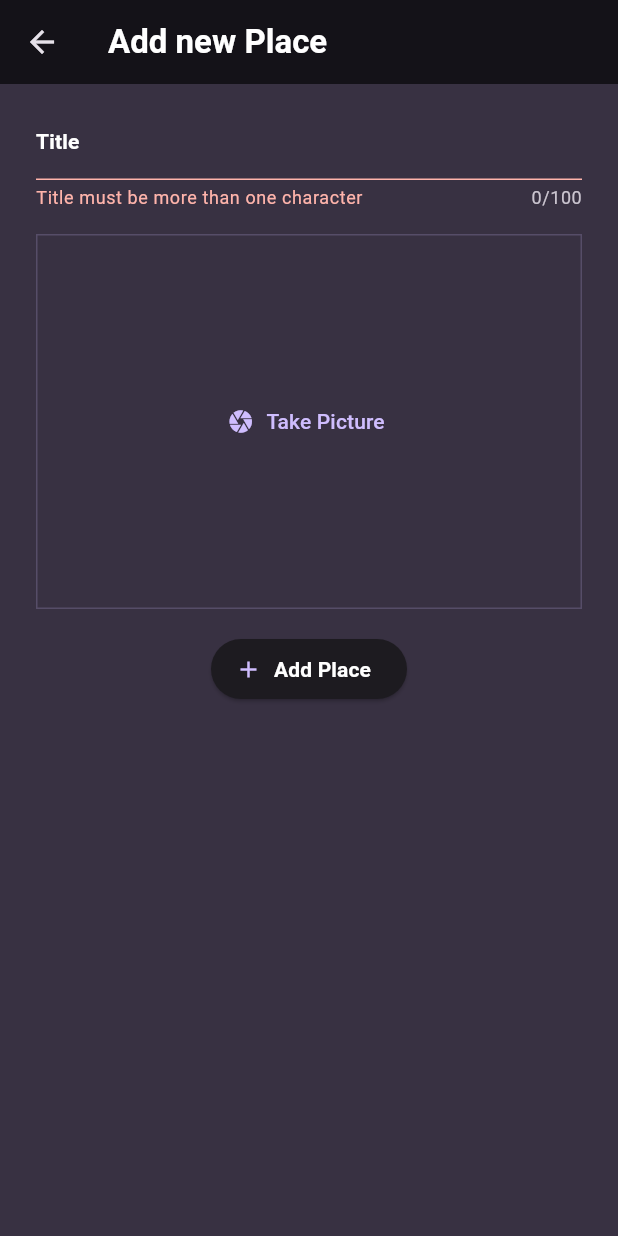
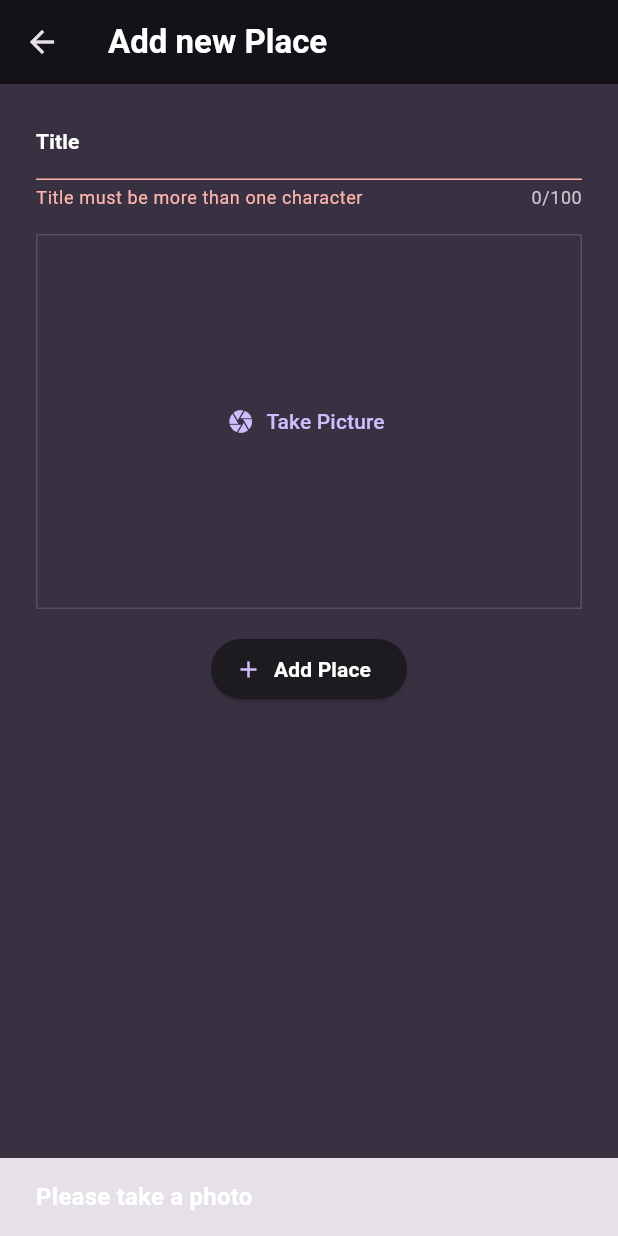
Before and after one commit to cocahonka/flutter-training-favorite-places, a Flutter app: the NewPlaceScreen screen opened directly, after a tap on "Add Place", on a phone screen of 412 x 824 dp. Run offline on Flutter 3.47's test engine with Material 3 defaults, Android fonts, the phone set to English and light mode, and no system bars; our stand-ins replace google_fonts, image_picker.

```diff
--- a/lib/models/place.dart
+++ b/lib/models/place.dart
@@ -1,11 +1,17 @@
+import 'dart:io';
+
 import 'package:flutter/foundation.dart';
 
 @immutable
 class Place {
-  const Place({required this.id, required this.title});
+  Place({
+    required this.title,
+    required this.image,
+  }) : id = DateTime.now().toIso8601String();
 
   final String id;
   final String title;
+  final File image;
 
   @override
   int get hashCode => Object.hash(id, title);
--- a/lib/scopes/places_scope.dart
+++ b/lib/scopes/places_scope.dart
@@ -1,4 +1,5 @@
 import 'dart:collection';
+import 'dart:io';
 
 import 'package:favorite_places/models/place.dart';
 import 'package:flutter/material.dart';
@@ -8,10 +9,13 @@ class _PlacesModel extends ChangeNotifier {
 
   UnmodifiableListView<Place> get places => UnmodifiableListView(_places);
 
-  void addPlace({required String title}) {
+  void addPlace({
+    required String title,
+    required File image,
+  }) {
     final place = Place(
-      id: DateTime.now().toIso8601String(),
       title: title,
+      image: image,
     );
     _places.insert(0, place);
     notifyListeners();
--- a/lib/screens/new_place_screen.dart
+++ b/lib/screens/new_place_screen.dart
@@ -1,3 +1,5 @@
+import 'dart:io';
+
 import 'package:favorite_places/scopes/places_scope.dart';
 import 'package:favorite_places/widgets/native/image_input.dart';
 import 'package:favorite_places/widgets/places/place_title_field.dart';
@@ -13,14 +15,31 @@ class NewPlaceScreen extends StatefulWidget {
 class _NewPlaceScreenState extends State<NewPlaceScreen> {
   final _formKey = GlobalKey<FormState>();
   late String _enteredTitle;
+  File? _pickedImage;
 
   void _saveForm() {
     final formState = _formKey.currentState!;
-    if (formState.validate()) {
+    if (formState.validate() && _pickedImage != null) {
       formState.save();
 
-      PlacesScope.of(context, listen: false).addPlace(title: _enteredTitle);
+      PlacesScope.of(context, listen: false).addPlace(
+        title: _enteredTitle,
+        image: _pickedImage!,
+      );
       Navigator.of(context).pop();
+      return;
+    }
+
+    if (_pickedImage == null) {
+      ScaffoldMessenger.of(context).clearSnackBars();
+      ScaffoldMessenger.of(context).showSnackBar(
+        SnackBar(
+          content: Text(
+            'Please take a photo',
+            style: Theme.of(context).textTheme.titleMedium,
+          ),
+        ),
+      );
     }
   }
 
@@ -40,9 +59,11 @@ class _NewPlaceScreenState extends State<NewPlaceScreen> {
             child: Column(
               children: [
                 PlaceTitleField(onSaved: (value) => _enteredTitle = value!),
-                const Padding(
-                  padding: EdgeInsets.only(top: 16),
-                  child: ImageInput(),
+                Padding(
+                  padding: const EdgeInsets.only(top: 16),
+                  child: ImageInput(
+                    saveImage: (value) => _pickedImage = value,
+                  ),
                 ),
                 Padding(
                   padding: const EdgeInsets.only(top: 16),
--- a/lib/widgets/native/image_input.dart
+++ b/lib/widgets/native/image_input.dart
@@ -4,7 +4,12 @@ import 'package:flutter/material.dart';
 import 'package:image_picker/image_picker.dart';
 
 class ImageInput extends StatefulWidget {
-  const ImageInput({super.key});
+  const ImageInput({
+    required this.saveImage,
+    super.key,
+  });
+
+  final ValueSetter<File?> saveImage;
 
   @override
   State<ImageInput> createState() => _ImageInputState();
@@ -24,6 +29,7 @@ class _ImageInputState extends State<ImageInput> {
 
     setState(() {
       _takenImage = File(pickedImage.path);
+      widget.saveImage(_takenImage);
     });
   }
 
```
